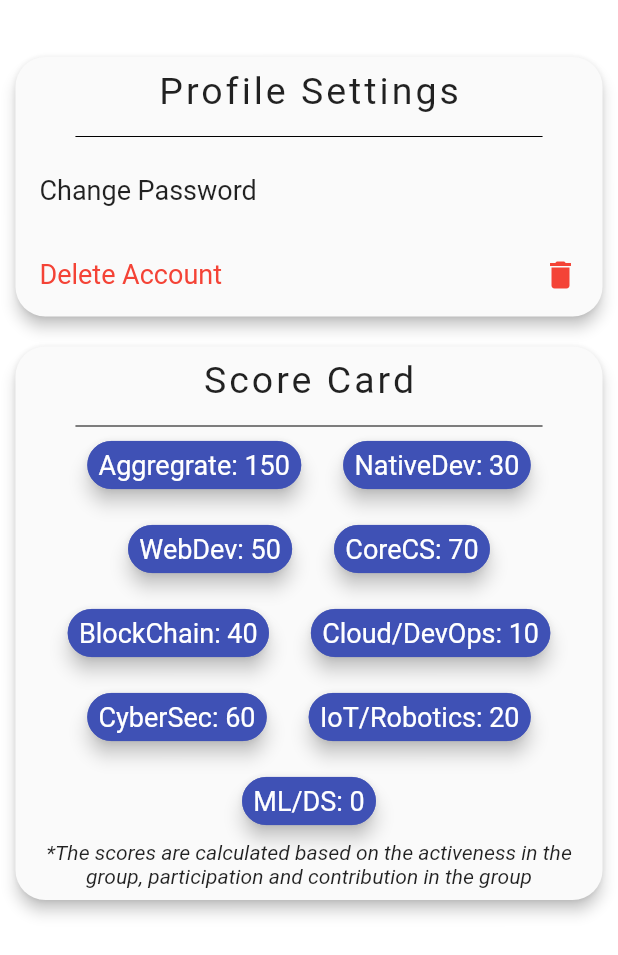
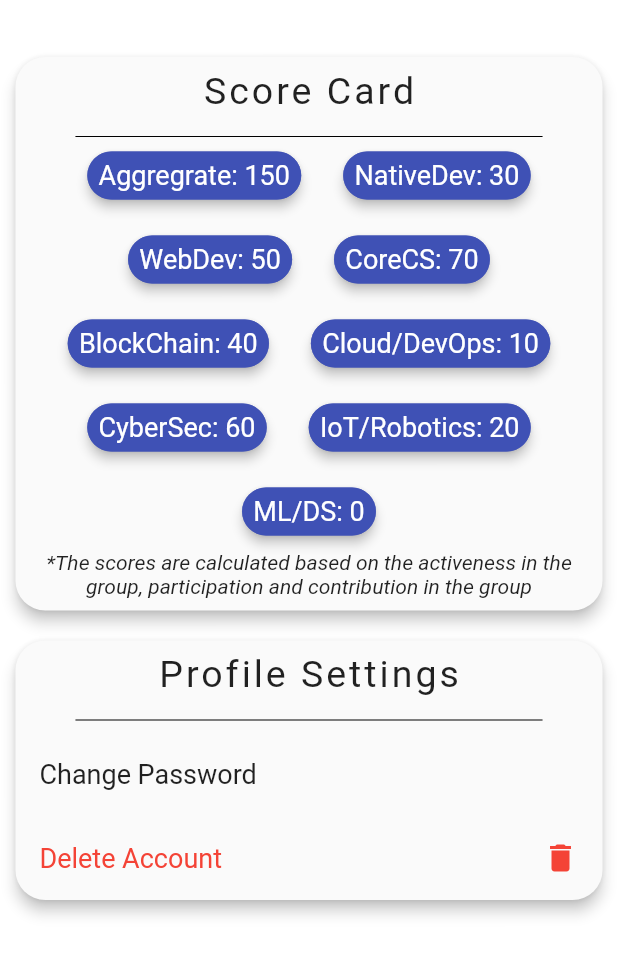
Before and after one commit to fnplus/enroll-me-flutter, a Flutter app: the screen it shows after launch, on a phone screen of 412 x 824 dp. Shown: the top 955 px of the screen. Run offline on Flutter 3.47's test engine with Material 2 defaults, Android fonts, the phone set to English and light mode, and no system bars; drawn by our look-alikes of flutter_tags; missing offline and left inert: groovin_widgets.

Commit message:
Re arranged the cards on profile page and refactored the profile page header

```diff
--- a/lib/app/ui/pages/userDetailsView.dart
+++ b/lib/app/ui/pages/userDetailsView.dart
@@ -1,4 +1,5 @@
 import 'package:enroll_me/app/widgets/materialCard.dart';
+import 'package:enroll_me/app/widgets/profilePageHeader.dart';
 import 'package:enroll_me/app/widgets/profileSettingsCard.dart';
 import 'package:enroll_me/app/widgets/scoreCard.dart';
 import 'package:flutter/material.dart';
@@ -20,6 +21,7 @@ class _UserDetailsViewState extends State<UserDetailsView> {
           "PROFILE",
           style: TextStyle(letterSpacing: 3),
         ),
+        centerTitle: true,
         elevation: 0,
         backgroundColor: Colors.transparent,
         actions: <Widget>[
@@ -32,49 +34,7 @@ class _UserDetailsViewState extends State<UserDetailsView> {
       headerColor: Colors.indigo,
       headerFlex: 2,
       bodyFlex: 5,
-      header: Column(
-        mainAxisAlignment: MainAxisAlignment.spaceAround,
-        children: <Widget>[
-          CircleAvatar(
-            child: Container(
-              decoration: BoxDecoration(
-                  shape: BoxShape.circle,
-                  image: DecorationImage(
-                      image: NetworkImage(
-                          "https://avatars3.githubusercontent.com/u/32771322?s=460&v=4"))),
-            ),
-            radius: 40,
-            backgroundColor: Colors.yellow,
-          ),
-          Row(
-            mainAxisAlignment: MainAxisAlignment.center,
-            children: <Widget>[
-              Padding(
-                padding: const EdgeInsets.all(8.0),
-                child: Text(
-                  "Pratik Singhal",
-                  style: TextStyle(color: Colors.white, fontSize: 30),
-                ),
-              ),
-              CircleAvatar(
-                backgroundColor: Colors.green,
-                child: Icon(
-                  Icons.done,
-                  size: 15,
-                ),
-                radius: 10,
-              )
-            ],
-          ),
-          Padding(
-            padding: const EdgeInsets.all(8.0),
-            child: Text(
-              "singhalpratik037@gmail.com",
-              style: TextStyle(color: Colors.white, fontSize: 20),
-            ),
-          ),
-        ],
-      ),
+      header: ProfilePageHeader(),
 //***************************************** */
       //BODY STARTS HERE
 //***************************************** */
@@ -87,7 +47,7 @@ class _UserDetailsViewState extends State<UserDetailsView> {
             ),
             Center(
               child: MaterialCardWidget(
-                child: ProfileSettingsCard(),
+                child: ScoreCard(),
               ),
             ),
             SizedBox(
@@ -95,7 +55,7 @@ class _UserDetailsViewState extends State<UserDetailsView> {
             ),
             Center(
               child: MaterialCardWidget(
-                child: ScoreCard(),
+                child: ProfileSettingsCard(),
               ),
             ),
             SizedBox(
--- a/lib/app/widgets/scoreCard.dart
+++ b/lib/app/widgets/scoreCard.dart
@@ -2,7 +2,7 @@ import 'package:flutter/material.dart';
 import 'package:flutter_tags/tag.dart';
 
 class ScoreCard extends StatelessWidget {
-  List<String> _groups = [
+  final List<String> _groups = [
     "Aggregrate",
     "NativeDev",
     "WebDev",
@@ -14,7 +14,7 @@ class ScoreCard extends StatelessWidget {
     "ML\/DS",
   ];
 
-  List<int> _scores = [150, 30, 50, 70, 40, 10, 60, 20, 0];
+  final List<int> _scores = [150, 30, 50, 70, 40, 10, 60, 20, 0];
 
   @override
   Widget build(BuildContext context) {
@@ -49,6 +49,12 @@ class ScoreCard extends StatelessWidget {
                 index: index,
                 title: _groups[index] + ': ${_scores[index].toString()}',
                 active: true,
+                color: Colors.indigo,
+                textColor: Colors.white,
+                elevation: 3,
+                pressEnabled: false,
+                onPressed: null,
+                onLongPressed: null,
               ),
             );
           },
```
Also changed, not shown: lib/app/widgets/profilePageHeader.dart (added, +53 -0 lines).
